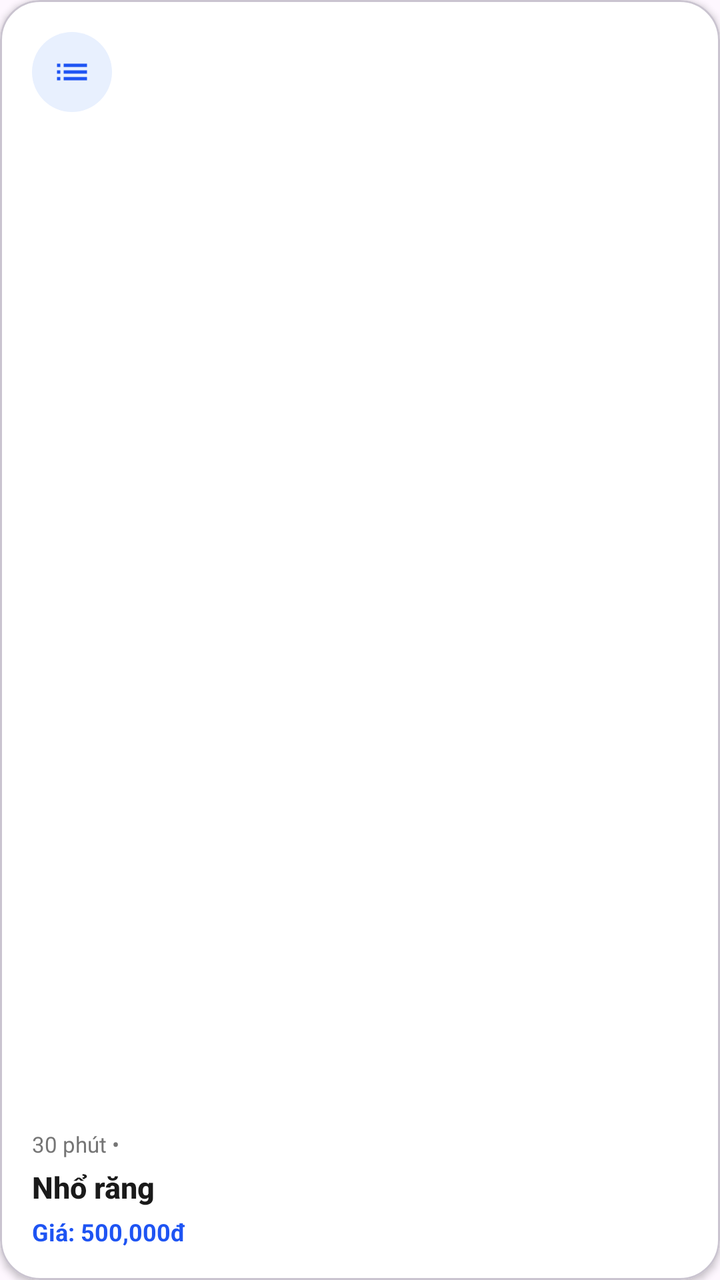
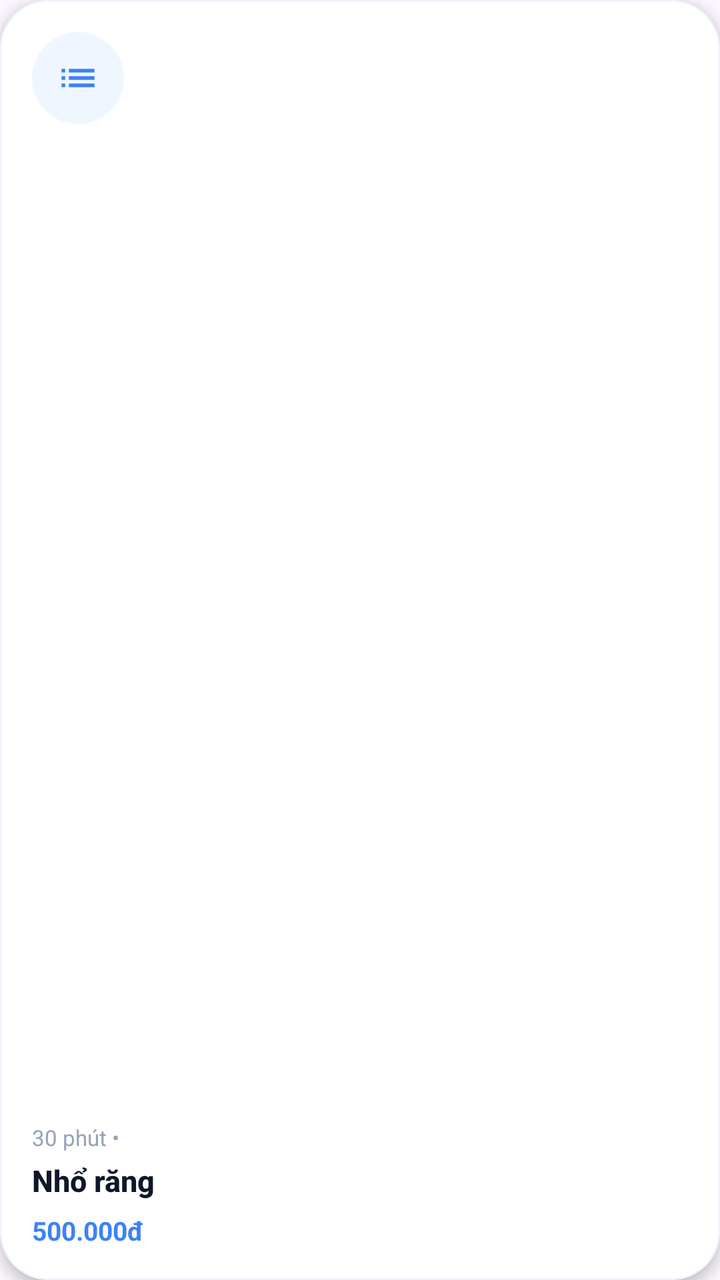

An Android layout rendered at two revisions. The XML below is the earlier revision; the diff shows what the commit changed to produce the second picture.
<!-- AndroidManifest.xml: application theme Theme.Mobile_android -->
<!-- res/layout/item_service_premium.xml -->
<?xml version="1.0" encoding="utf-8"?>
<com.google.android.material.card.MaterialCardView
    xmlns:android="http://schemas.android.com/apk/res/android"
    xmlns:app="http://schemas.android.com/apk/res-auto"
    android:id="@+id/cvServiceCard"
    android:layout_width="150dp"
    android:layout_height="160dp"
    android:layout_marginEnd="16dp"
    android:layout_marginTop="8dp"
    android:layout_marginBottom="8dp"
    app:cardCornerRadius="20dp"
    app:cardElevation="2dp"
    app:cardBackgroundColor="@color/white"
    android:clickable="true"
    android:focusable="true">

    <androidx.constraintlayout.widget.ConstraintLayout
        android:layout_width="match_parent"
        android:layout_height="match_parent"
        android:padding="16dp">

        <FrameLayout
            android:id="@+id/flIcon"
            android:layout_width="40dp"
            android:layout_height="40dp"
            android:background="@drawable/bg_category_icon_premium"
            app:layout_constraintTop_toTopOf="parent"
            app:layout_constraintStart_toStartOf="parent">
            
            <ImageView
                android:layout_width="20dp"
                android:layout_height="20dp"
                android:src="@drawable/ic_treatment_step"
                app:tint="#1E54F3"
                android:layout_gravity="center"/>
        </FrameLayout>

        <TextView
            android:id="@+id/tvDuration"
            android:layout_width="wrap_content"
            android:layout_height="wrap_content"
            android:text="30 phút •"
            android:textSize="11sp"
            android:textColor="#757575"
            app:layout_constraintBottom_toTopOf="@id/tvServiceName"
            app:layout_constraintStart_toStartOf="parent"
            android:layout_marginBottom="4dp"/>

        <TextView
            android:id="@+id/tvServiceName"
            android:layout_width="wrap_content"
            android:layout_height="wrap_content"
            android:text="Nhổ răng"
            android:textSize="15sp"
            android:textStyle="bold"
            android:fontFamily="sans-serif-medium"
            android:textColor="#1a1a1a"
            app:layout_constraintBottom_toTopOf="@id/tvServicePrice"
            app:layout_constraintStart_toStartOf="parent" 
            android:layout_marginBottom="4dp"/>

        <TextView
            android:id="@+id/tvServicePrice"
            android:layout_width="wrap_content"
            android:layout_height="wrap_content"
            android:text="Giá: 500,000đ"
            android:textSize="12sp"
            android:textColor="#1E54F3"
            android:textStyle="bold"
            app:layout_constraintBottom_toBottomOf="parent"
            app:layout_constraintStart_toStartOf="parent" />
            
    </androidx.constraintlayout.widget.ConstraintLayout>
</com.google.android.material.card.MaterialCardView>
<!-- resources referenced by this layout -->
<resources>
  <color name="white">#FFFFFFFF</color>
  <!-- drawable bg_category_icon_premium (drawable) -->
  <?xml version="1.0" encoding="utf-8"?>
  <shape xmlns:android="http://schemas.android.com/apk/res/android"
      android:shape="oval">
      <solid android:color="#E8F0FE" />
  </shape>
  <!-- drawable ic_treatment_step (drawable) -->
  <?xml version="1.0" encoding="utf-8"?>
  <vector xmlns:android="http://schemas.android.com/apk/res/android"
      android:width="24dp"
      android:height="24dp"
      android:viewportWidth="24"
      android:viewportHeight="24">
      <path
          android:fillColor="#000000"
          android:pathData="M3,13h2v-2H3V13zM3,17h2v-2H3V17zM3,9h2V7H3V9zM7,13h14v-2H7V13zM7,17h14v-2H7V17zM7,7v2h14V7H7z"/>
  </vector>
  <style name="Theme.Mobile_android" parent="Base.Theme.Toothly" />
  <style name="Base.Theme.Toothly" parent="Theme.Material3.Light.NoActionBar">
          <item name="android:statusBarColor">@color/toothly_pearl</item>
          <item name="android:navigationBarColor">@color/toothly_pearl</item>
          <item name="android:windowLightStatusBar">true</item>
          <item name="colorPrimary">@color/toothly_teal</item>
          <item name="colorSurface">@color/toothly_pearl</item>
      </style>
  <color name="toothly_pearl">#f8fafc</color>
  <color name="toothly_teal">#0d9488</color>
</resources>

<!-- the commit's change to res/layout/item_service_premium.xml (unified diff, before → after) -->
@@ -3,14 +3,16 @@
     xmlns:android="http://schemas.android.com/apk/res/android"
     xmlns:app="http://schemas.android.com/apk/res-auto"
     android:id="@+id/cvServiceCard"
-    android:layout_width="150dp"
-    android:layout_height="160dp"
-    android:layout_marginEnd="16dp"
-    android:layout_marginTop="8dp"
+    android:layout_width="164dp"
+    android:layout_height="180dp"
+    android:layout_marginEnd="14dp"
+    android:layout_marginTop="4dp"
     android:layout_marginBottom="8dp"
-    app:cardCornerRadius="20dp"
-    app:cardElevation="2dp"
-    app:cardBackgroundColor="@color/white"
+    app:cardCornerRadius="24dp"
+    app:cardElevation="4dp"
+    app:strokeWidth="1dp"
+    app:strokeColor="#EFF6FF"
+    app:cardBackgroundColor="@android:color/white"
     android:clickable="true"
     android:focusable="true">
 
@@ -21,17 +23,17 @@
 
         <FrameLayout
             android:id="@+id/flIcon"
-            android:layout_width="40dp"
-            android:layout_height="40dp"
-            android:background="@drawable/bg_category_icon_premium"
+            android:layout_width="46dp"
+            android:layout_height="46dp"
+            android:background="@drawable/bg_icon_circle_blue_soft"
             app:layout_constraintTop_toTopOf="parent"
             app:layout_constraintStart_toStartOf="parent">
             
             <ImageView
-                android:layout_width="20dp"
-                android:layout_height="20dp"
+                android:layout_width="22dp"
+                android:layout_height="22dp"
                 android:src="@drawable/ic_treatment_step"
-                app:tint="#1E54F3"
+                app:tint="#3B82F6"
                 android:layout_gravity="center"/>
         </FrameLayout>
 
@@ -41,31 +43,33 @@
             android:layout_height="wrap_content"
             android:text="30 phút •"
             android:textSize="11sp"
-            android:textColor="#757575"
+            android:textColor="#94A3B8"
             app:layout_constraintBottom_toTopOf="@id/tvServiceName"
             app:layout_constraintStart_toStartOf="parent"
             android:layout_marginBottom="4dp"/>
 
         <TextView
             android:id="@+id/tvServiceName"
-            android:layout_width="wrap_content"
+            android:layout_width="match_parent"
             android:layout_height="wrap_content"
             android:text="Nhổ răng"
             android:textSize="15sp"
             android:textStyle="bold"
             android:fontFamily="sans-serif-medium"
-            android:textColor="#1a1a1a"
+            android:textColor="#0F172A"
+            android:maxLines="2"
+            android:ellipsize="end"
             app:layout_constraintBottom_toTopOf="@id/tvServicePrice"
             app:layout_constraintStart_toStartOf="parent" 
-            android:layout_marginBottom="4dp"/>
+            android:layout_marginBottom="6dp"/>
 
         <TextView
             android:id="@+id/tvServicePrice"
             android:layout_width="wrap_content"
             android:layout_height="wrap_content"
-            android:text="Giá: 500,000đ"
-            android:textSize="12sp"
-            android:textColor="#1E54F3"
+            android:text="500.000đ"
+            android:textSize="13sp"
+            android:textColor="#3B82F6"
             android:textStyle="bold"
             app:layout_constraintBottom_toBottomOf="parent"
             app:layout_constraintStart_toStartOf="parent" />
<!-- resource entries referenced after the edit -->
@@ -1,11 +1,10 @@
 <!-- resources referenced by this layout -->
 <resources>
-  <color name="white">#FFFFFFFF</color>
-  <!-- drawable bg_category_icon_premium (drawable) -->
+  <!-- drawable bg_icon_circle_blue_soft (drawable) -->
   <?xml version="1.0" encoding="utf-8"?>
   <shape xmlns:android="http://schemas.android.com/apk/res/android"
       android:shape="oval">
-      <solid android:color="#E8F0FE" />
+      <solid android:color="#EFF6FF"/>
   </shape>
   <!-- drawable ic_treatment_step (drawable) -->
   <?xml version="1.0" encoding="utf-8"?>
